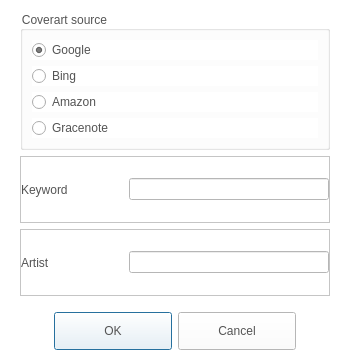
Old version of the form CaX/dialog/searchcoverartdialog.ui in the repository fsest4u/CaX_03.
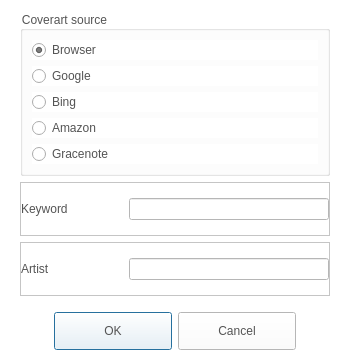
New version of the form. Icons and pictures are not drawn.

Commit message: [v2.1 20220321 / no8 - 임시 작업 중] cover art source에 browser 추가 구현 중

```diff
--- a/CaX/dialog/searchcoverartdialog.ui
+++ b/CaX/dialog/searchcoverartdialog.ui
@@ -167,13 +167,23 @@
       <string>Coverart source</string>
      </property>
      <layout class="QVBoxLayout" name="verticalLayout_2">
+      <item>
+       <widget class="QRadioButton" name="radioButtonBrowser">
+        <property name="text">
+         <string>Browser</string>
+        </property>
+        <property name="checked">
+         <bool>true</bool>
+        </property>
+       </widget>
+      </item>
       <item>
        <widget class="QRadioButton" name="radioButtonGoogle">
         <property name="text">
          <string>Google</string>
         </property>
         <property name="checked">
-         <bool>true</bool>
+         <bool>false</bool>
         </property>
        </widget>
       </item>
```
The commit also changes 14 other files.
